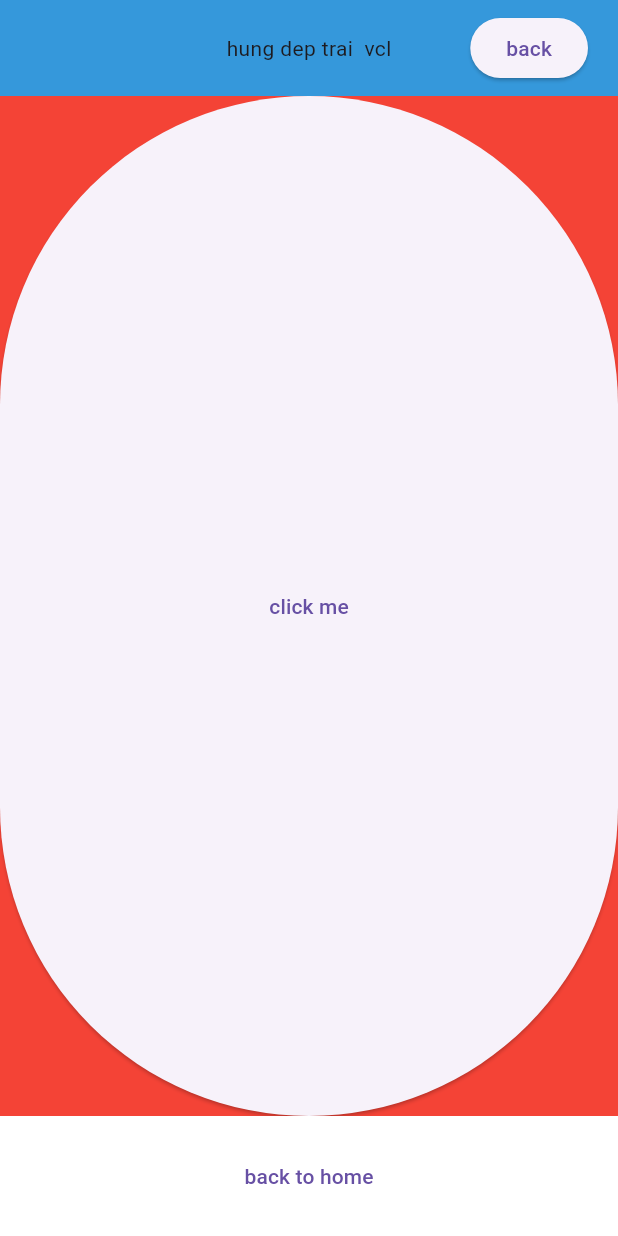
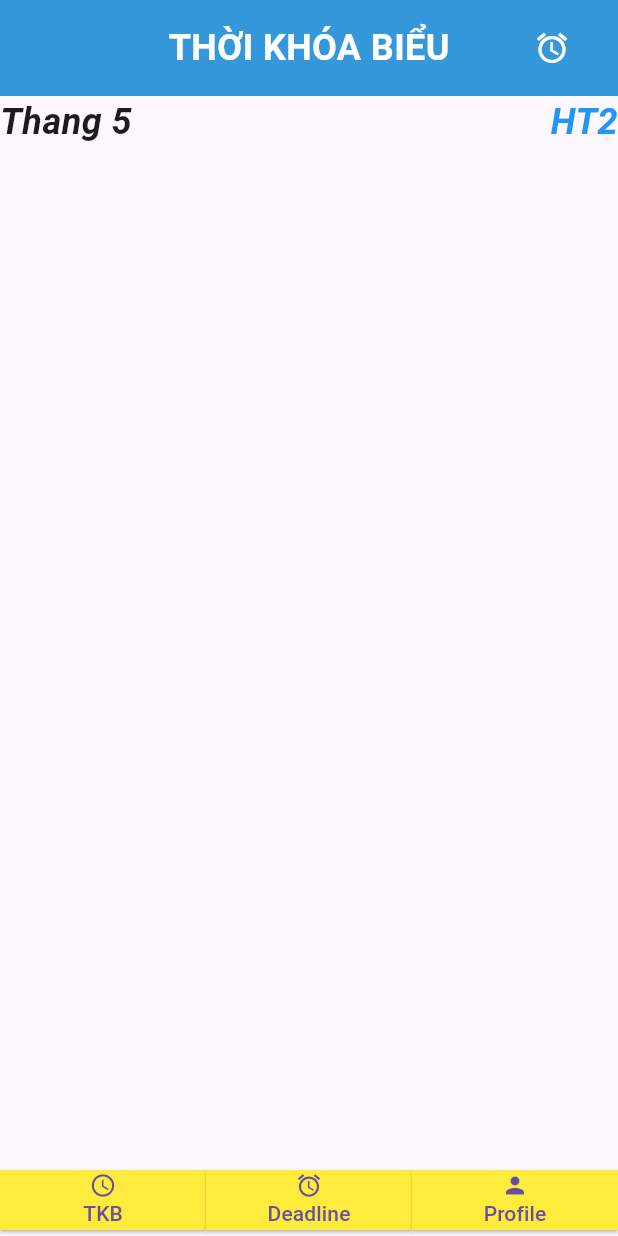
Before and after one commit to hungnh219/HNmusicApp, a Flutter app: the screen it shows after launch, on a phone screen of 412 x 824 dp. Run offline on Flutter 3.47's test engine with Material 3 defaults, Android fonts, the phone set to English and light mode, and no system bars.

Commit message:
[add] basic UIT app

```diff
--- a/music_app/lib/components/footerApp.dart
+++ b/music_app/lib/components/footerApp.dart
@@ -1,17 +1,67 @@
+import 'package:flutter/cupertino.dart';
 import 'package:flutter/material.dart';
+import 'package:flutter/widgets.dart';
 
 class footerApp extends StatelessWidget {
   Widget build(BuildContext context) {
     return Container(
-      height: 80,
       width: double.infinity,
-      color: Colors.white,
-      child: TextButton(
-        onPressed: () {
-          Navigator.pushNamed(context, '/c');
-        },
-        child: Text('back to home'),
-      ),
+      // color: Colors.grey,
+      child: Row(
+        children: [
+        // IconButton(
+        //   onPressed: () {},
+        //   icon: Icon(Icons.home)
+        // ),
+        Expanded(
+          child: ElevatedButton(
+            style: ElevatedButton.styleFrom(
+              shape: RoundedRectangleBorder(),
+              backgroundColor: Colors.yellow,
+            ),
+            onPressed: () {
+              Navigator.pushNamed(context, '/a');
+            },
+            child: Column(children: [
+              Icon(Icons.schedule),
+              Text('TKB'),
+             ],
+            ),
+          ),
+        ),
+        Expanded(
+          child: ElevatedButton(
+            style: ElevatedButton.styleFrom(
+              shape: RoundedRectangleBorder(),
+              backgroundColor: Colors.yellow,
+            ),
+            onPressed: () {
+              Navigator.pushNamed(context, '/c');
+            },
+            child: Column(children: [
+              Icon(Icons.alarm),
+              Text('Deadline'),
+             ],
+            ),
+          ),
+        ),
+        Expanded(
+          child: ElevatedButton(
+            style: ElevatedButton.styleFrom(
+              shape: RoundedRectangleBorder(),
+              backgroundColor: Colors.yellow,
+            ),
+            onPressed: () {
+              Navigator.pushNamed(context, '/b');
+            },
+            child: Column(children: [
+              Icon(Icons.person),
+              Text('Profile'),
+             ],
+            ),
+          ),
+        ),
+      ],)
     );
   }
 }
--- a/music_app/lib/components/headerApp.dart
+++ b/music_app/lib/components/headerApp.dart
@@ -18,20 +18,24 @@ class headerApp extends StatelessWidget {
           Align(
             alignment: Alignment.center,
             child: Text(
-              titleApp,
+              titleApp.toUpperCase(),
+              style: const TextStyle(
+                color: Colors.white,
+                fontWeight: FontWeight.bold,
+                fontSize: 24,
+              ),
             )
           ),
           Align(
             alignment: Alignment.centerRight,
             child: Container(
-              margin: EdgeInsets.only(right: 20),
+              margin: const EdgeInsets.only(right: 20),
               child:
-                ElevatedButton(
+                IconButton(
                   onPressed: () {
-                    Navigator.pushNamed(context, '/b');
+                    print('hung dep trai vcl may con ga biet gi');
                   },
-                  child: Text('back'),
-                 )
+                  icon: Icon(Icons.alarm, color: Colors.white,))
               )
           ),
         ]
--- a/music_app/lib/main.dart
+++ b/music_app/lib/main.dart
@@ -4,17 +4,27 @@ import 'package:music_app/my_string.dart';
 import 'package:music_app/song.dart';
 import 'package:music_app/components/headerApp.dart';
 import 'package:music_app/components/footerApp.dart';
+import 'package:music_app/screens/schedule.dart';
+import 'package:music_app/screens/deadline.dart';
+import 'package:music_app/screens/profile/profile.dart';
+
+// import 'package:audioplayers/audioplayers.dart';
 
 void main() {
+  // final player = AudioPlayer();
+
+  // const String url = '../audio/o-quy.wav';
+  // player.play(DeviceFileSource('package:music_app/audio/o-quy.wav'));
   runApp(MaterialApp(
     debugShowCheckedModeBanner: false,
-    home: SafeArea(
-      child: mainApp()
-    ),
+    // home: SafeArea(
+    //   child: mainApp()
+    // ),
+    home: ScheduleScreen(),
     routes: <String, WidgetBuilder> {
-      '/a': (BuildContext context) => headerApp(titleApp: 'navigator header'),
-      '/b': (BuildContext context) => footerApp(),
-      '/c': (BuildContext context) => mainApp(),
+      '/a': (BuildContext context) => const ScheduleScreen(),
+      '/b': (BuildContext context) => const ProfileScreen(),
+      '/c': (BuildContext context) => const DeadlineScreen(),
     }
   ));
 }
@@ -30,19 +40,20 @@ class mainApp extends StatelessWidget {
           child: Column(
             mainAxisAlignment: MainAxisAlignment.start,
             children: [
-              const headerApp(titleApp: 'hung dep trai  vcl'),
-              Expanded(
-                child: Container(
-                  color: Colors.red,
-                  width: double.infinity,
-                  // height: double.infinity,
-                  child: ElevatedButton(
-                    onPressed: () {
-                      Navigator.pushNamed(context, '/a');
-                    },
-                    child: Text('click me'),
-                    ),
-                ),
+              const headerApp(titleApp: 'Thời khóa biểu 1'),
+              const Expanded(
+                // child: Container(
+                //   color: Colors.red,
+                //   width: double.infinity,
+                //   // height: double.infinity,
+                //   child: ElevatedButton(
+                //     onPressed: () {
+                //       Navigator.pushNamed(context, '/a');
+                //     },
+                //     child: Text('click me'),
+                //     ),
+                // ),
+                child: ScheduleScreen(),
               ),
               footerApp(),
               // headerColumn(),
--- /dev/null
+++ b/music_app/lib/screens/schedule.dart
@@ -0,0 +1,52 @@
+import 'package:flutter/cupertino.dart';
+import 'package:flutter/material.dart';
+import 'package:flutter/widgets.dart';
+import '../components/headerApp.dart';
+import '../components/footerApp.dart';
+
+class ScheduleScreen extends StatelessWidget {
+  const ScheduleScreen({Key? key}) : super(key:key);
+
+  Widget build(BuildContext context) {
+    return SafeArea(
+      child: Scaffold(
+        body: Container(
+          width: double.infinity,
+          // color: Colors.red,
+          child: Column(
+            children: [
+              headerApp(titleApp: 'Thời khóa biểu'),
+              Expanded(
+                child: Column(children: [
+                  Row(
+                    mainAxisAlignment: MainAxisAlignment.spaceBetween,
+                    children: [
+                      Text(
+                        'Thang 5',
+                        style: TextStyle(
+                          fontWeight: FontWeight.bold,
+                          fontSize: 24,
+                          fontStyle: FontStyle.italic,
+                        )
+                      ),
+                      Text(
+                        'HT2',
+                        style: TextStyle(
+                          color: Colors.blue,
+                          fontWeight: FontWeight.bold,
+                          fontSize: 24,
+                          fontStyle: FontStyle.italic,
+                        )
+                      ),
+                    ],
+                  ),
+                ],)
+              ),
+              footerApp(),
+            ],
+          ),
+        ),
+      ),
+    );
+  }
+}
--- a/music_app/pubspec.yaml
+++ b/music_app/pubspec.yaml
@@ -35,6 +35,7 @@ dependencies:
   # The following adds the Cupertino Icons font to your application.
   # Use with the CupertinoIcons class for iOS style icons.
   cupertino_icons: ^1.0.6
+  # audioplayers: ^6.0.0
 
 dev_dependencies:
   flutter_test:
@@ -59,9 +60,8 @@ flutter:
   uses-material-design: true
 
   # To add assets to your application, add an assets section, like this:
-  # assets:
-  #   - images/a_dot_burr.jpeg
-  #   - images/a_dot_ham.jpeg
+  assets:
+    - assets/images/
 
   # An image asset can refer to one or more resolution-specific "variants", see
   # https://flutter.dev/assets-and-images/#resolution-aware
```
Also changed, not shown: music_app/lib/screens/deadline.dart (added, +42 -0 lines), music_app/lib/screens/profile/profile.dart (added, +32 -0 lines), music_app/assets/images/avt2.png (added), 1 other file.
